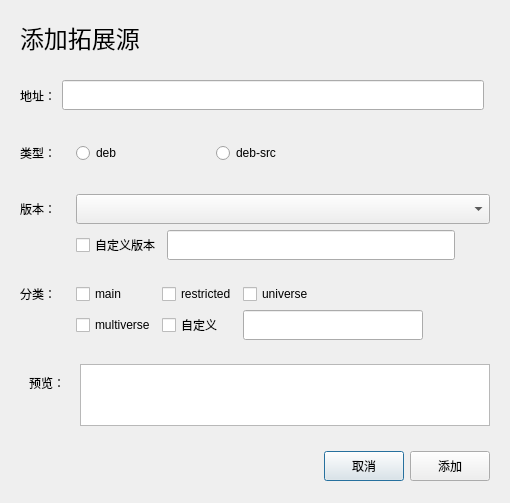
Qt form sourcemanager/addsource.ui (HuaYaDong1/sourceMangager) before a commit.
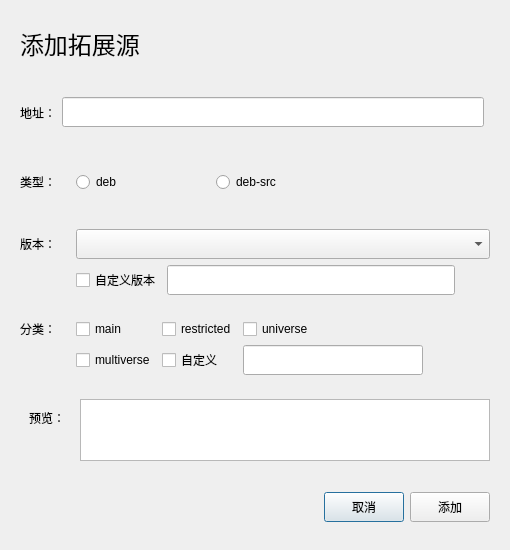
The same form after that commit.

```diff
--- a/sourcemanager/addsource.ui
+++ b/sourcemanager/addsource.ui
@@ -7,7 +7,7 @@
     <x>0</x>
     <y>0</y>
     <width>510</width>
-    <height>503</height>
+    <height>550</height>
    </rect>
   </property>
   <property name="windowTitle">
@@ -133,7 +133,7 @@
        <widget class="QComboBox" name="comboBox">
         <property name="minimumSize">
          <size>
-          <width>400</width>
+          <width>390</width>
           <height>30</height>
          </size>
         </property>
```
